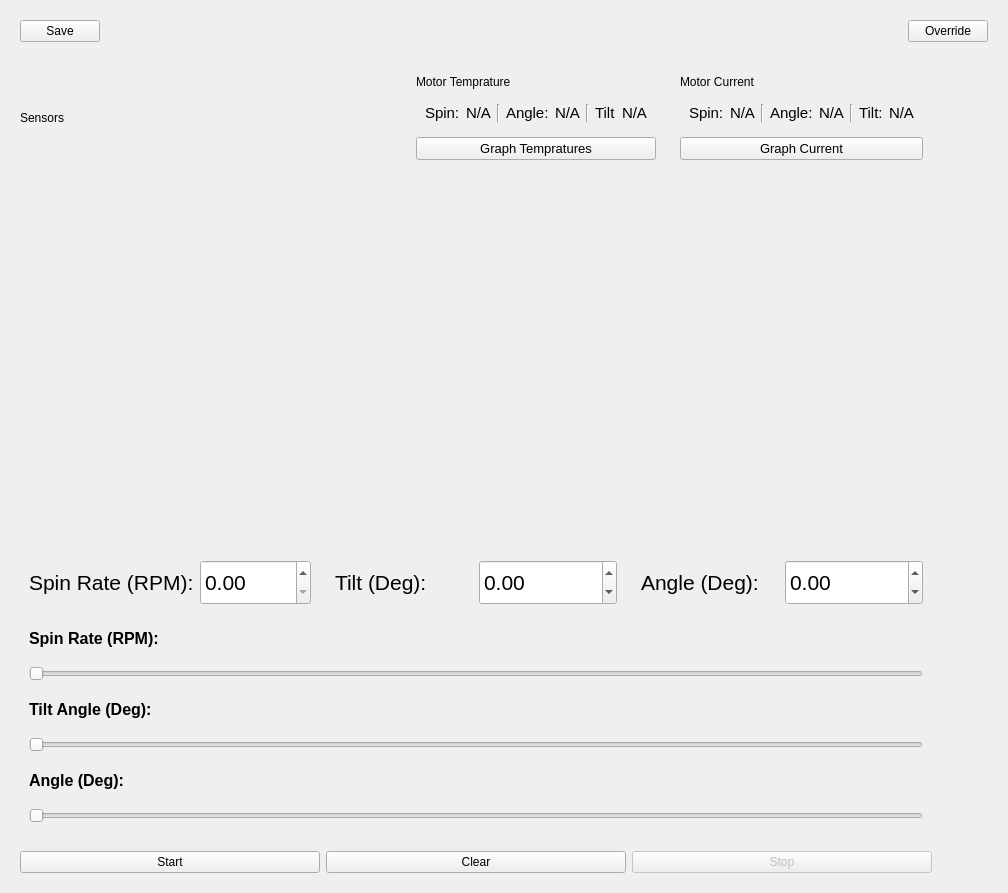
The window that frontend/DiagnosticModePage.ui (YCP-Rev-Metrix/BallSpinner-Controller-v2) describes before a commit, drawn with Qt 5.
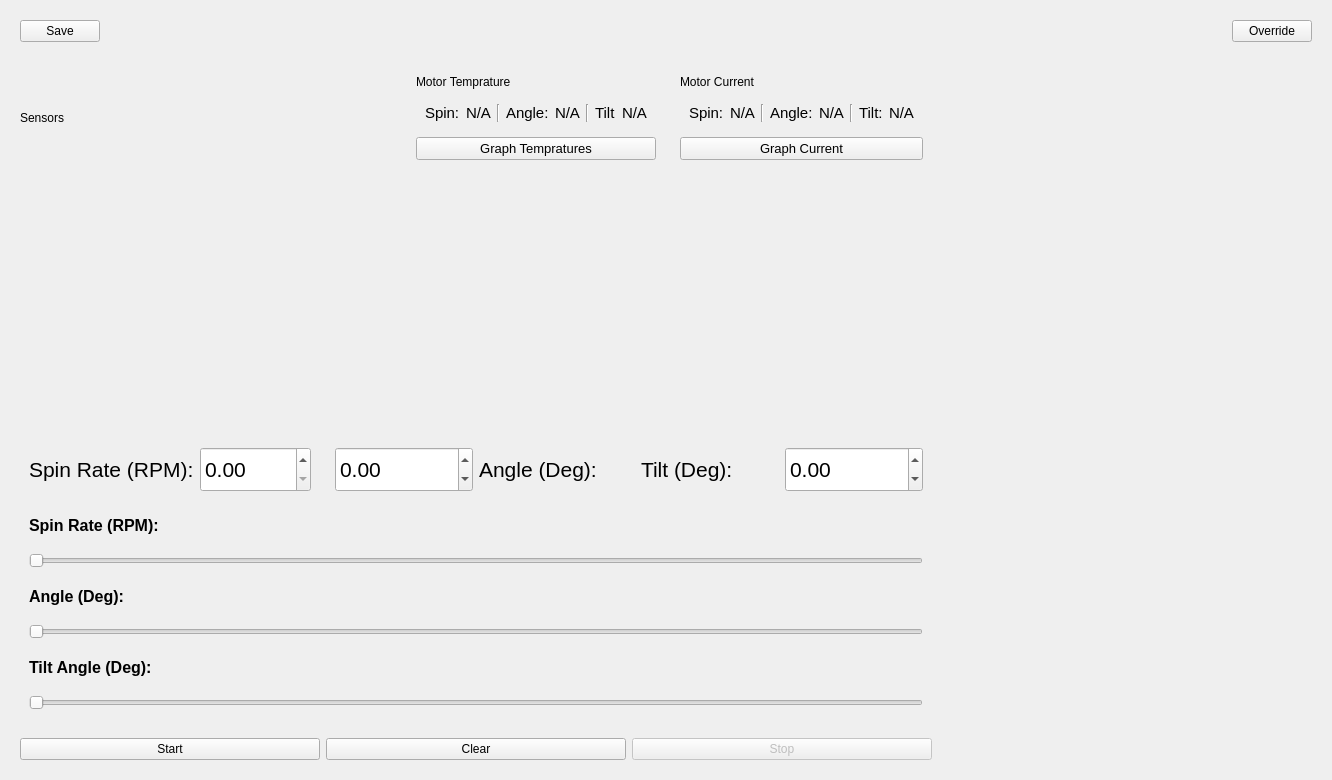
The same window after the commit. Custom widgets are drawn as their Qt base class.

The edit to the form file:
```diff
--- a/frontend/DiagnosticModePage.ui
+++ b/frontend/DiagnosticModePage.ui
@@ -6,8 +6,8 @@
    <rect>
     <x>0</x>
     <y>0</y>
-    <width>1008</width>
-    <height>893</height>
+    <width>1332</width>
+    <height>780</height>
    </rect>
   </property>
   <property name="maximumSize">
@@ -346,10 +346,32 @@
     <widget class="QWidget" name="conMainBody" native="true">
      <layout class="QHBoxLayout" name="horizontalLayout" stretch="6">
       <item>
-       <layout class="QGridLayout" name="gridLayout" columnstretch="1,1,1">
+       <layout class="QGridLayout" name="gridLayout" columnstretch="1,0,0">
         <property name="sizeConstraint">
          <enum>QLayout::SetMinAndMaxSize</enum>
         </property>
+        <item row="0" column="0">
+         <widget class="PlotWidget" name="grphSpin" native="true">
+          <property name="sizePolicy">
+           <sizepolicy hsizetype="Fixed" vsizetype="Preferred">
+            <horstretch>0</horstretch>
+            <verstretch>0</verstretch>
+           </sizepolicy>
+          </property>
+          <property name="minimumSize">
+           <size>
+            <width>300</width>
+            <height>0</height>
+           </size>
+          </property>
+          <property name="maximumSize">
+           <size>
+            <width>300</width>
+            <height>16777215</height>
+           </size>
+          </property>
+         </widget>
+        </item>
         <item row="5" column="0">
          <widget class="QPushButton" name="btnStart">
           <property name="minimumSize">
@@ -372,6 +394,82 @@
           </property>
          </widget>
         </item>
+        <item row="2" column="0">
+         <widget class="QWidget" name="wigSpinControls" native="true">
+          <property name="sizePolicy">
+           <sizepolicy hsizetype="Fixed" vsizetype="Maximum">
+            <horstretch>0</horstretch>
+            <verstretch>0</verstretch>
+           </sizepolicy>
+          </property>
+          <property name="minimumSize">
+           <size>
+            <width>300</width>
+            <height>0</height>
+           </size>
+          </property>
+          <property name="maximumSize">
+           <size>
+            <width>300</width>
+            <height>16777215</height>
+           </size>
+          </property>
+          <layout class="QHBoxLayout" name="horizontalLayout_3">
+           <item>
+            <widget class="QLabel" name="lblSpin">
+             <property name="font">
+              <font>
+               <pointsize>16</pointsize>
+              </font>
+             </property>
+             <property name="text">
+              <string>Spin Rate (RPM):</string>
+             </property>
+            </widget>
+           </item>
+           <item>
+            <widget class="QDoubleSpinBox" name="dsbSpinValue">
+             <property name="minimumSize">
+              <size>
+               <width>100</width>
+               <height>45</height>
+              </size>
+             </property>
+             <property name="font">
+              <font>
+               <pointsize>16</pointsize>
+              </font>
+             </property>
+             <property name="maximum">
+              <double>600.000000000000000</double>
+             </property>
+            </widget>
+           </item>
+          </layout>
+         </widget>
+        </item>
+        <item row="5" column="2">
+         <widget class="QPushButton" name="btnStop">
+          <property name="enabled">
+           <bool>false</bool>
+          </property>
+          <property name="minimumSize">
+           <size>
+            <width>300</width>
+            <height>0</height>
+           </size>
+          </property>
+          <property name="maximumSize">
+           <size>
+            <width>300</width>
+            <height>16777215</height>
+           </size>
+          </property>
+          <property name="text">
+           <string>Stop</string>
+          </property>
+         </widget>
+        </item>
         <item row="4" column="0" colspan="3">
          <widget class="QWidget" name="sliderContainer" native="true">
           <property name="sizePolicy">
@@ -414,6 +512,39 @@
              </property>
             </widget>
            </item>
+           <item>
+            <widget class="QLabel" name="lblSliderAngle">
+             <property name="font">
+              <font>
+               <pointsize>12</pointsize>
+               <weight>75</weight>
+               <bold>true</bold>
+              </font>
+             </property>
+             <property name="text">
+              <string>Angle (Deg):</string>
+             </property>
+            </widget>
+           </item>
+           <item>
+            <widget class="QSlider" name="sliderAngle">
+             <property name="minimumSize">
+              <size>
+               <width>0</width>
+               <height>40</height>
+              </size>
+             </property>
+             <property name="maximumSize">
+              <size>
+               <width>16777215</width>
+               <height>40</height>
+              </size>
+             </property>
+             <property name="orientation">
+              <enum>Qt::Horizontal</enum>
+             </property>
+            </widget>
+           </item>
            <item>
             <widget class="QLabel" name="lblSliderTilt">
              <property name="font">
@@ -447,43 +578,51 @@
              </property>
             </widget>
            </item>
-           <item>
-            <widget class="QLabel" name="lblSliderAngle">
-             <property name="font">
-              <font>
-               <pointsize>12</pointsize>
-               <weight>75</weight>
-               <bold>true</bold>
-              </font>
-             </property>
-             <property name="text">
-              <string>Angle (Deg):</string>
-             </property>
-            </widget>
-           </item>
-           <item>
-            <widget class="QSlider" name="sliderAngle">
-             <property name="minimumSize">
-              <size>
-               <width>0</width>
-               <height>40</height>
-              </size>
-             </property>
-             <property name="maximumSize">
-              <size>
-               <width>16777215</width>
-               <height>40</height>
-              </size>
-             </property>
-             <property name="orientation">
-              <enum>Qt::Horizontal</enum>
-             </property>
-            </widget>
-           </item>
           </layout>
          </widget>
         </item>
+        <item row="5" column="1">
+         <widget class="QPushButton" name="btnClear">
+          <property name="minimumSize">
+           <size>
+            <width>300</width>
+            <height>0</height>
+           </size>
+          </property>
+          <property name="maximumSize">
+           <size>
+            <width>300</width>
+            <height>16777215</height>
+           </size>
+          </property>
+          <property name="text">
+           <string>Clear</string>
+          </property>
+         </widget>
+        </item>
         <item row="0" column="2">
+         <widget class="PlotWidget" name="grphTilt" native="true">
+          <property name="sizePolicy">
+           <sizepolicy hsizetype="Fixed" vsizetype="Preferred">
+            <horstretch>0</horstretch>
+            <verstretch>0</verstretch>
+           </sizepolicy>
+          </property>
+          <property name="minimumSize">
+           <size>
+            <width>300</width>
+            <height>0</height>
+           </size>
+          </property>
+          <property name="maximumSize">
+           <size>
+            <width>300</width>
+            <height>16777215</height>
+           </size>
+          </property>
+         </widget>
+        </item>
+        <item row="0" column="1">
          <widget class="PlotWidget" name="grphAngle" native="true">
           <property name="sizePolicy">
            <sizepolicy hsizetype="Fixed" vsizetype="Preferred">
@@ -506,6 +645,63 @@
          </widget>
         </item>
         <item row="2" column="1">
+         <widget class="QWidget" name="wigAngleControls" native="true">
+          <property name="sizePolicy">
+           <sizepolicy hsizetype="Fixed" vsizetype="Preferred">
+            <horstretch>0</horstretch>
+            <verstretch>0</verstretch>
+           </sizepolicy>
+          </property>
+          <property name="minimumSize">
+           <size>
+            <width>300</width>
+            <height>0</height>
+           </size>
+          </property>
+          <property name="maximumSize">
+           <size>
+            <width>300</width>
+            <height>16777215</height>
+           </size>
+          </property>
+          <layout class="QHBoxLayout" name="horizontalLayout_5">
+           <item>
+            <widget class="QDoubleSpinBox" name="dsbAngleValue">
+             <property name="minimumSize">
+              <size>
+               <width>100</width>
+               <height>45</height>
+              </size>
+             </property>
+             <property name="font">
+              <font>
+               <pointsize>16</pointsize>
+              </font>
+             </property>
+             <property name="minimum">
+              <double>-90.000000000000000</double>
+             </property>
+             <property name="maximum">
+              <double>90.000000000000000</double>
+             </property>
+            </widget>
+           </item>
+           <item>
+            <widget class="QLabel" name="lblAngle">
+             <property name="font">
+              <font>
+               <pointsize>16</pointsize>
+              </font>
+             </property>
+             <property name="text">
+              <string>Angle (Deg):</string>
+             </property>
+            </widget>
+           </item>
+          </layout>
+         </widget>
+        </item>
+        <item row="2" column="2">
          <widget class="QWidget" name="wigTiltControls" native="true">
           <property name="sizePolicy">
            <sizepolicy hsizetype="Fixed" vsizetype="Preferred">
@@ -562,203 +758,6 @@
           </layout>
          </widget>
         </item>
-        <item row="5" column="2">
-         <widget class="QPushButton" name="btnStop">
-          <property name="enabled">
-           <bool>false</bool>
-          </property>
-          <property name="minimumSize">
-           <size>
-            <width>300</width>
-            <height>0</height>
-           </size>
-          </property>
-          <property name="maximumSize">
-           <size>
-            <width>300</width>
-            <height>16777215</height>
-           </size>
-          </property>
-          <property name="text">
-           <string>Stop</string>
-          </property>
-         </widget>
-        </item>
-        <item row="0" column="0">
-         <widget class="PlotWidget" name="grphSpin" native="true">
-          <property name="sizePolicy">
-           <sizepolicy hsizetype="Fixed" vsizetype="Preferred">
-            <horstretch>0</horstretch>
-            <verstretch>0</verstretch>
-           </sizepolicy>
-          </property>
-          <property name="minimumSize">
-           <size>
-            <width>300</width>
-            <height>0</height>
-           </size>
-          </property>
-          <property name="maximumSize">
-           <size>
-            <width>300</width>
-            <height>16777215</height>
-           </size>
-          </property>
-         </widget>
-        </item>
-        <item row="5" column="1">
-         <widget class="QPushButton" name="btnClear">
-          <property name="minimumSize">
-           <size>
-            <width>300</width>
-            <height>0</height>
-           </size>
-          </property>
-          <property name="maximumSize">
-           <size>
-            <width>300</width>
-            <height>16777215</height>
-           </size>
-          </property>
-          <property name="text">
-           <string>Clear</string>
-          </property>
-         </widget>
-        </item>
-
-        <item row="2" column="2">
-         <widget class="QWidget" name="wigAngleControls" native="true">
-          <property name="sizePolicy">
-           <sizepolicy hsizetype="Fixed" vsizetype="Preferred">
-            <horstretch>0</horstretch>
-            <verstretch>0</verstretch>
-           </sizepolicy>
-          </property>
-          <property name="minimumSize">
-           <size>
-            <width>300</width>
-            <height>0</height>
-           </size>
-          </property>
-          <property name="maximumSize">
-           <size>
-            <width>300</width>
-            <height>16777215</height>
-           </size>
-          </property>
-          <layout class="QHBoxLayout" name="horizontalLayout_5">
-           <item>
-            <widget class="QLabel" name="lblAngle">
-             <property name="font">
-              <font>
-               <pointsize>16</pointsize>
-              </font>
-             </property>
-             <property name="text">
-              <string>Angle (Deg):</string>
-             </property>
-            </widget>
-           </item>
-           <item>
-            <widget class="QDoubleSpinBox" name="dsbAngleValue">
-             <property name="minimumSize">
-              <size>
-               <width>100</width>
-               <height>45</height>
-              </size>
-             </property>
-             <property name="font">
-              <font>
-               <pointsize>16</pointsize>
-              </font>
-             </property>
-             <property name="minimum">
-              <double>-90.000000000000000</double>
-             </property>
-             <property name="maximum">
-              <double>90.000000000000000</double>
-             </property>
-            </widget>
-           </item>
-          </layout>
-         </widget>
-        </item>
-        <item row="2" column="0">
-         <widget class="QWidget" name="wigSpinControls" native="true">
-          <property name="sizePolicy">
-           <sizepolicy hsizetype="Fixed" vsizetype="Maximum">
-            <horstretch>0</horstretch>
-            <verstretch>0</verstretch>
-           </sizepolicy>
-          </property>
-          <property name="minimumSize">
-           <size>
-            <width>300</width>
-            <height>0</height>
-           </size>
-          </property>
-          <property name="maximumSize">
-           <size>
-            <width>300</width>
-            <height>16777215</height>
-           </size>
-          </property>
-          <layout class="QHBoxLayout" name="horizontalLayout_3">
-           <item>
-            <widget class="QLabel" name="lblSpin">
-             <property name="font">
-              <font>
-               <pointsize>16</pointsize>
-              </font>
-             </property>
-             <property name="text">
-              <string>Spin Rate (RPM):</string>
-             </property>
-            </widget>
-           </item>
-           <item>
-            <widget class="QDoubleSpinBox" name="dsbSpinValue">
-             <property name="minimumSize">
-              <size>
-               <width>100</width>
-               <height>45</height>
-              </size>
-             </property>
-             <property name="font">
-              <font>
-               <pointsize>16</pointsize>
-              </font>
-             </property>
-             <property name="maximum">
-              <double>600.000000000000000</double>
-             </property>
-            </widget>
-           </item>
-          </layout>
-         </widget>
-        </item>
-        <item row="0" column="1">
-         <widget class="PlotWidget" name="grphTilt" native="true">
-          <property name="sizePolicy">
-           <sizepolicy hsizetype="Fixed" vsizetype="Preferred">
-            <horstretch>0</horstretch>
-            <verstretch>0</verstretch>
-           </sizepolicy>
-          </property>
-          <property name="minimumSize">
-           <size>
-            <width>300</width>
-            <height>0</height>
-           </size>
-          </property>
-          <property name="maximumSize">
-           <size>
-            <width>300</width>
-            <height>16777215</height>
-           </size>
-          </property>
-         </widget>
-        </item>
        </layout>
       </item>
      </layout>
```
Left out of the diff: 292 changed lines with no effect on the pictures.
